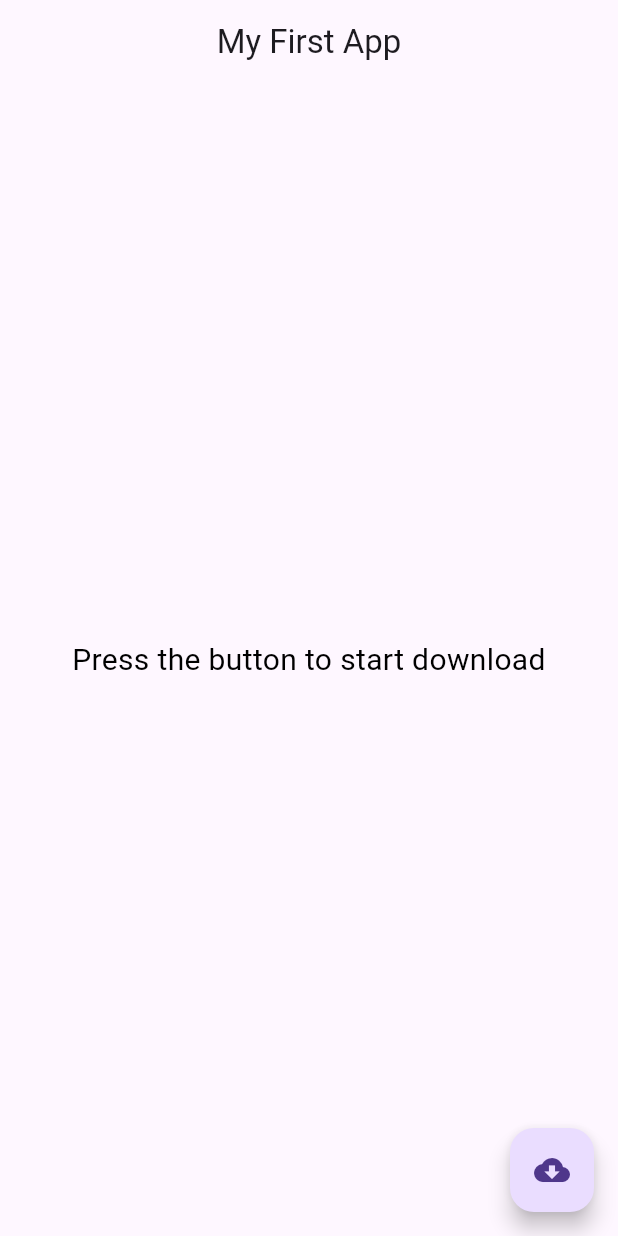
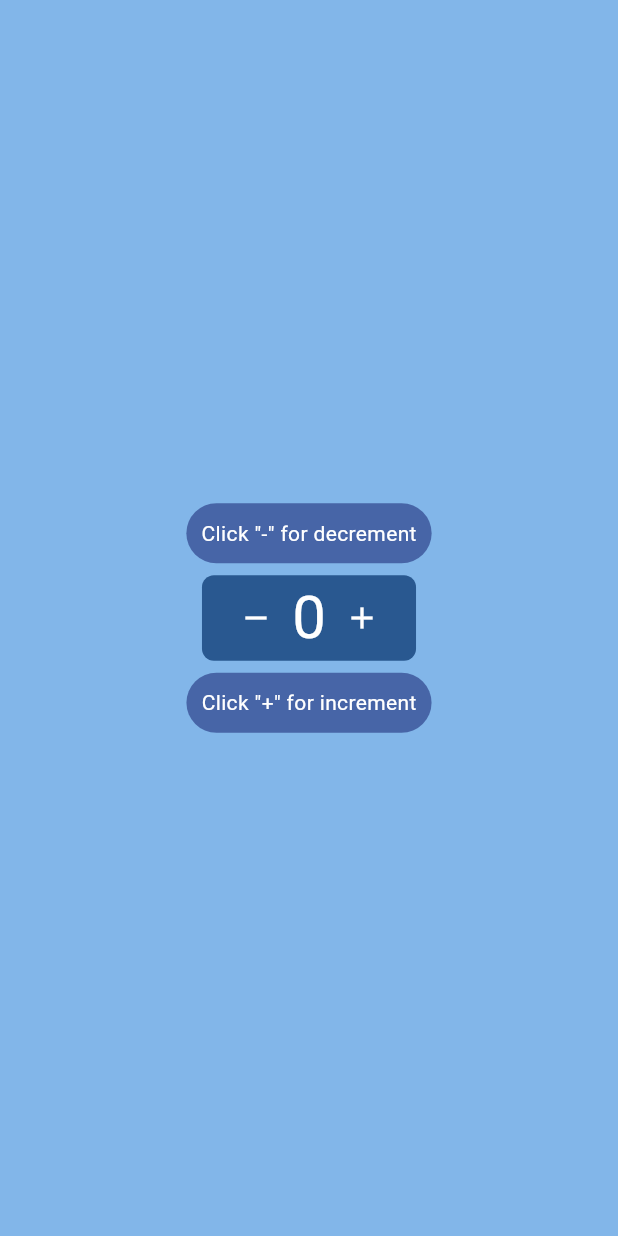
Before and after one commit to oliare/flutter_university, a Flutter app: the screen it shows after launch, on a phone screen of 412 x 824 dp. Run offline on Flutter 3.47's test engine with Material 3 defaults, Android fonts, the phone set to English and light mode, and no system bars.

Commit message:
lab 3(2)

```diff
--- a/flutter_init/lib/main.dart
+++ b/flutter_init/lib/main.dart
@@ -1,71 +1,110 @@
-import 'dart:async';
 import 'package:flutter/material.dart';
 
-void main() => runApp(MyFirstApp());
-
-class MyFirstApp extends StatefulWidget {
-  @override
-  _MyFirstAppState createState() => _MyFirstAppState();
+void main() {
+  runApp(MyApp());
 }
 
-class _MyFirstAppState extends State<MyFirstApp> {
-  bool _loading = false;
-  double _progressValue = 0.0;
-
+class MyApp extends StatelessWidget {
   @override
   Widget build(BuildContext context) {
     return MaterialApp(
+      debugShowCheckedModeBanner: false,
+      title: "StatelessWidget simple",
+      theme: ThemeData(
+        primarySwatch: Colors.teal,
+      ),
       home: Scaffold(
-        appBar: AppBar(
-          title: Text('My First App'),
-          centerTitle: true,
-        ),
+        backgroundColor: const Color.fromARGB(180, 78, 151, 224),
         body: Center(
-          child: Container(
-            padding: EdgeInsets.all(16),
-            child: _loading
-                ? Column(
-                    mainAxisAlignment: MainAxisAlignment.center,
-                    children: <Widget>[
-                      LinearProgressIndicator(value: _progressValue),
-                      SizedBox(height: 20),
-                      Text(
-                        '${(_progressValue * 100).round()}%',
-                        style: TextStyle(color: Colors.blue, fontSize: 24),
-                      ),
-                    ],
-                  )
-                : Text(
-                    'Press the button to start download',
-                    style: TextStyle(color: Colors.black, fontSize: 20),
-                    textAlign: TextAlign.center,
-                  ),
+          child: Column(
+            mainAxisSize: MainAxisSize.min,
+            mainAxisAlignment: MainAxisAlignment.center,
+            crossAxisAlignment: CrossAxisAlignment.center,
+            children: [
+              HintLabel('Click "-" for decrement'),
+              SizedBox(height: 8.0),
+              CounterWidget(),
+              SizedBox(height: 8.0),
+              HintLabel('Click "+" for increment'),
+            ],
           ),
-        ),
-        floatingActionButton: FloatingActionButton(
-          onPressed: _loading ? null : _startDownload,
-          child: Icon(Icons.cloud_download),
         ),
       ),
     );
   }
+}
 
-  void _startDownload() {
+class HintLabel extends StatelessWidget {
+  final String text;
+
+  const HintLabel(this.text, {Key? key}) : super(key: key);
+
+  @override
+  Widget build(BuildContext context) {
+    return DecoratedBox(
+      decoration: BoxDecoration(
+        color: const Color.fromARGB(121, 7, 13, 94),
+        borderRadius: BorderRadius.circular(20.0),
+      ),
+      child: Padding(
+        padding: const EdgeInsets.all(10.0),
+        child: Text(
+          text,
+          style: TextStyle(color: Colors.white),
+        ),
+      ),
+    );
+  }
+}
+
+class CounterWidget extends StatefulWidget {
+  @override
+  _CounterWidgetState createState() => _CounterWidgetState();
+}
+
+class _CounterWidgetState extends State<CounterWidget> {
+  int _count = 0;
+
+  void _increment() {
     setState(() {
-      _loading = true;
-      _progressValue = 0.0;
-    });
-
-    const oneSec = Duration(seconds: 1);
-    Timer.periodic(oneSec, (Timer timer) {
-      setState(() {
-        _progressValue += 0.05;
-        if (_progressValue >= 1.0) {
-          _loading = false;
-          timer.cancel();
-          _progressValue = 0.0;
-        }
-      });
+      _count++;
     });
   }
+
+  void _decrement() {
+    setState(() {
+      if (_count > 0) _count--;
+    });
+  }
+
+  @override
+  Widget build(BuildContext context) {
+    return Container(
+      padding: EdgeInsets.symmetric(horizontal: 12.0),
+      margin: EdgeInsets.symmetric(horizontal: 5.0),
+      decoration: BoxDecoration(
+        color: const Color.fromARGB(187, 8, 54, 111),
+        borderRadius: BorderRadius.all(Radius.circular(8.0)),
+      ),
+      child: Row(
+        mainAxisSize: MainAxisSize.min,
+        mainAxisAlignment: MainAxisAlignment.center,
+        crossAxisAlignment: CrossAxisAlignment.center,
+        children: [
+          IconButton(
+            onPressed: _decrement,
+            icon: Icon(Icons.remove, color: Colors.white),
+          ),
+          Text(
+            '$_count',
+            style: TextStyle(fontSize: 40, color: Colors.white),
+          ),
+          IconButton(
+            onPressed: _increment,
+            icon: Icon(Icons.add, color: Colors.white),
+          ),
+        ],
+      ),
+    );
+  }
 }
```
